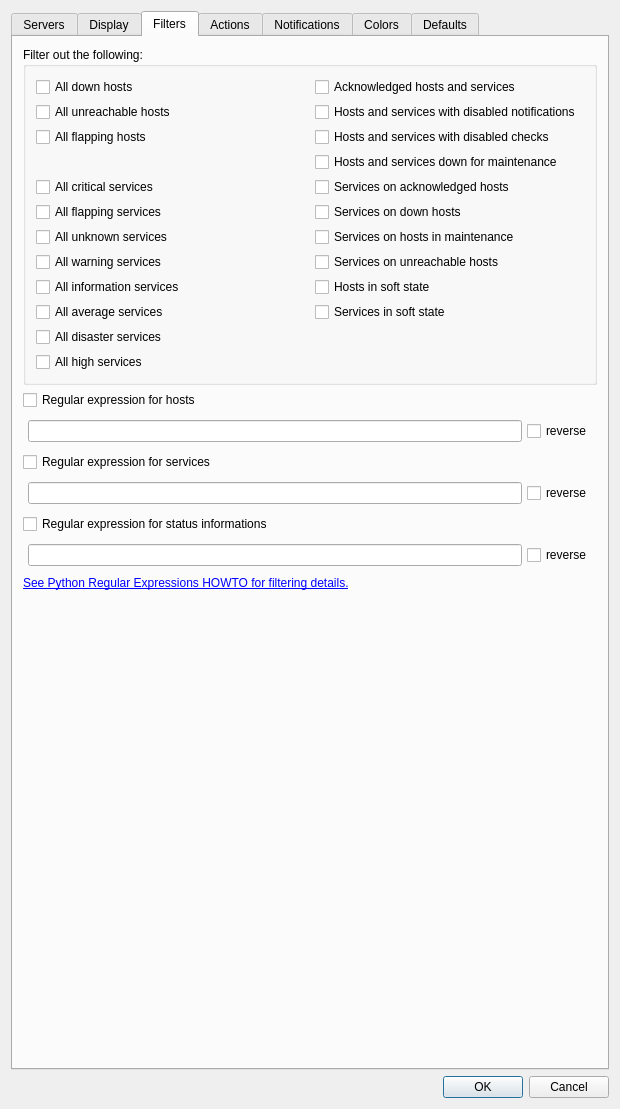
Old version of the form Nagstamon/QUI/settings_main.ui in the repository HenriWahl/Nagstamon.
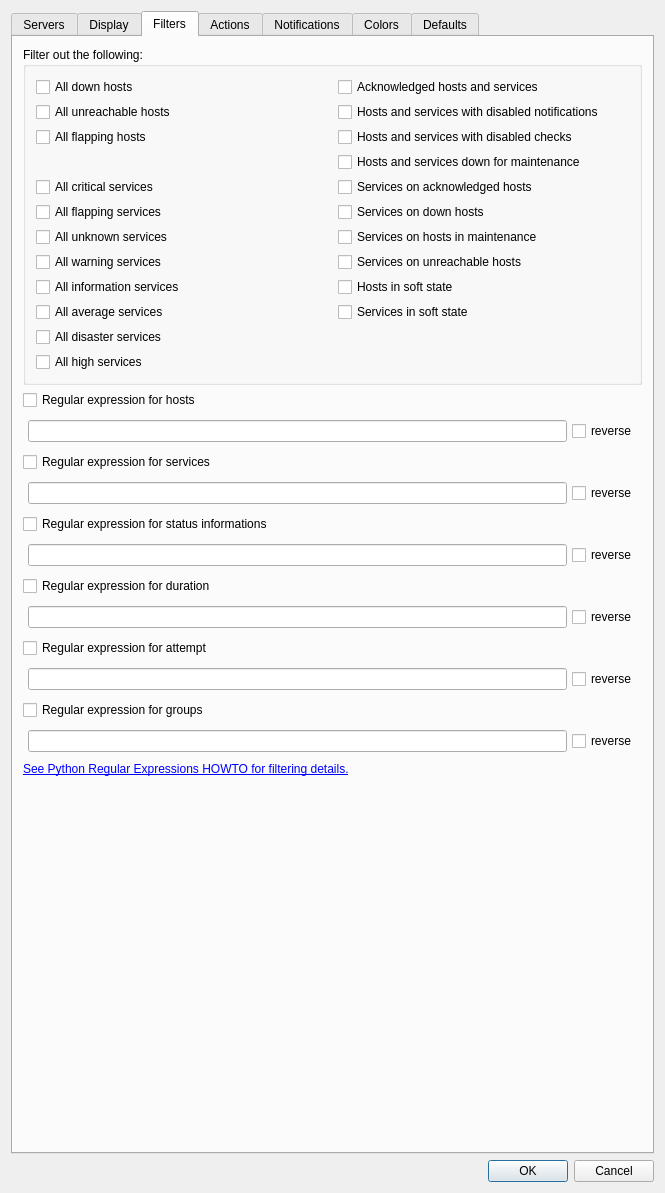
New version of the form. The open tabs and pages were chosen to show the change.

Patch:
```diff
--- a/Nagstamon/QUI/settings_main.ui
+++ b/Nagstamon/QUI/settings_main.ui
@@ -7,8 +7,8 @@
    <rect>
     <x>0</x>
     <y>0</y>
-    <width>620</width>
-    <height>1109</height>
+    <width>665</width>
+    <height>1193</height>
    </rect>
   </property>
   <property name="sizePolicy">
@@ -42,7 +42,7 @@
       </sizepolicy>
      </property>
      <property name="currentIndex">
-      <number>4</number>
+      <number>2</number>
      </property>
      <widget class="QWidget" name="tab_servers">
       <attribute name="title">
@@ -752,8 +752,22 @@
        <property name="spacing">
         <number>5</number>
        </property>
-       <item row="4" column="0" rowspan="2">
-        <layout class="QHBoxLayout" name="horizontalLayout_9">
+       <item row="17" column="0">
+        <widget class="QCheckBox" name="input_checkbox_re_attempt_enabled">
+         <property name="text">
+          <string>Regular expression for attempt</string>
+         </property>
+        </widget>
+       </item>
+       <item row="8" column="0">
+        <widget class="QCheckBox" name="input_checkbox_re_service_enabled">
+         <property name="text">
+          <string>Regular expression for services</string>
+         </property>
+        </widget>
+       </item>
+       <item row="12" column="0" rowspan="2">
+        <layout class="QHBoxLayout" name="layout_re_status_information">
          <property name="spacing">
           <number>5</number>
          </property>
@@ -770,17 +784,10 @@
           <number>5</number>
          </property>
          <item>
-          <widget class="QLineEdit" name="input_lineedit_re_host_pattern">
-           <property name="sizePolicy">
-            <sizepolicy hsizetype="Expanding" vsizetype="Fixed">
-             <horstretch>0</horstretch>
-             <verstretch>0</verstretch>
-            </sizepolicy>
-           </property>
-          </widget>
+          <widget class="QLineEdit" name="input_lineedit_re_status_information_pattern"/>
          </item>
          <item>
-          <widget class="QCheckBox" name="input_checkbox_re_host_reverse">
+          <widget class="QCheckBox" name="input_checkbox_re_status_information_reverse">
            <property name="text">
             <string>reverse</string>
            </property>
@@ -788,7 +795,157 @@
          </item>
         </layout>
        </item>
+       <item row="24" column="0">
+        <spacer name="verticalSpacer_5">
+         <property name="orientation">
+          <enum>Qt::Vertical</enum>
+         </property>
+         <property name="sizeHint" stdset="0">
+          <size>
+           <width>0</width>
+           <height>0</height>
+          </size>
+         </property>
+        </spacer>
+       </item>
        <item row="15" column="0">
+        <layout class="QHBoxLayout" name="layout_re_duration">
+         <property name="spacing">
+          <number>5</number>
+         </property>
+         <property name="leftMargin">
+          <number>5</number>
+         </property>
+         <property name="topMargin">
+          <number>5</number>
+         </property>
+         <property name="rightMargin">
+          <number>5</number>
+         </property>
+         <property name="bottomMargin">
+          <number>5</number>
+         </property>
+         <item>
+          <widget class="QLineEdit" name="input_lineedit_re_duration_pattern"/>
+         </item>
+         <item>
+          <widget class="QCheckBox" name="input_checkbox_re_duration_reverse">
+           <property name="text">
+            <string>reverse</string>
+           </property>
+          </widget>
+         </item>
+        </layout>
+       </item>
+       <item row="11" column="0">
+        <widget class="QCheckBox" name="input_checkbox_re_status_information_enabled">
+         <property name="text">
+          <string>Regular expression for status informations</string>
+         </property>
+        </widget>
+       </item>
+       <item row="9" column="0" rowspan="2">
+        <layout class="QHBoxLayout" name="horizontalLayout_10">
+         <property name="spacing">
+          <number>5</number>
+         </property>
+         <property name="leftMargin">
+          <number>5</number>
+         </property>
+         <property name="topMargin">
+          <number>5</number>
+         </property>
+         <property name="rightMargin">
+          <number>5</number>
+         </property>
+         <property name="bottomMargin">
+          <number>5</number>
+         </property>
+         <item>
+          <widget class="QLineEdit" name="input_lineedit_re_service_pattern"/>
+         </item>
+         <item>
+          <widget class="QCheckBox" name="input_checkbox_re_service_reverse">
+           <property name="text">
+            <string>reverse</string>
+           </property>
+          </widget>
+         </item>
+        </layout>
+       </item>
+       <item row="20" column="0">
+        <widget class="QCheckBox" name="input_checkbox_re_groups_enabled">
+         <property name="text">
+          <string>Regular expression for groups</string>
+         </property>
+        </widget>
+       </item>
+       <item row="18" column="0">
+        <layout class="QHBoxLayout" name="layout_re_attempt">
+         <property name="spacing">
+          <number>5</number>
+         </property>
+         <property name="leftMargin">
+          <number>5</number>
+         </property>
+         <property name="topMargin">
+          <number>5</number>
+         </property>
+         <property name="rightMargin">
+          <number>5</number>
+         </property>
+         <property name="bottomMargin">
+          <number>5</number>
+         </property>
+         <item>
+          <widget class="QLineEdit" name="input_lineedit_re_attempt_pattern"/>
+         </item>
+         <item>
+          <widget class="QCheckBox" name="input_checkbox_re_attempt_reverse">
+           <property name="text">
+            <string>reverse</string>
+           </property>
+          </widget>
+         </item>
+        </layout>
+       </item>
+       <item row="14" column="0">
+        <widget class="QCheckBox" name="input_checkbox_re_duration_enabled">
+         <property name="text">
+          <string>Regular expression for duration</string>
+         </property>
+        </widget>
+       </item>
+       <item row="21" column="0">
+        <layout class="QHBoxLayout" name="layout_re_groups">
+         <property name="spacing">
+          <number>5</number>
+         </property>
+         <property name="leftMargin">
+          <number>5</number>
+         </property>
+         <property name="topMargin">
+          <number>5</number>
+         </property>
+         <property name="rightMargin">
+          <number>5</number>
+         </property>
+         <property name="bottomMargin">
+          <number>5</number>
+         </property>
+         <item>
+          <widget class="QLineEdit" name="input_lineedit_re_groups_pattern"/>
+         </item>
+         <item>
+          <widget class="QCheckBox" name="input_checkbox_re_groups_reverse">
+           <property name="text">
+            <string>reverse</string>
+           </property>
+          </widget>
+         </item>
+        </layout>
+       </item>
+       <item row="23" column="0">
         <widget class="QLabel" name="label_python_re">
          <property name="text">
           <string>&lt;a href=http://docs.python.org/howto/regex.html&gt;See Python Regular Expressions HOWTO for filtering details.&lt;/a&gt;</string>
@@ -801,30 +958,10 @@
          </property>
         </widget>
        </item>
-       <item row="16" column="0">
-        <spacer name="verticalSpacer_5">
-         <property name="orientation">
-          <enum>Qt::Vertical</enum>
-         </property>
-         <property name="sizeHint" stdset="0">
-          <size>
-           <width>0</width>
-           <height>0</height>
-          </size>
-         </property>
-        </spacer>
-       </item>
-       <item row="11" column="0">
-        <widget class="QCheckBox" name="input_checkbox_re_status_information_enabled">
+       <item row="3" column="0">
+        <widget class="QCheckBox" name="input_checkbox_re_host_enabled">
          <property name="text">
-          <string>Regular expression for status informations</string>
-         </property>
-        </widget>
-       </item>
-       <item row="8" column="0">
-        <widget class="QCheckBox" name="input_checkbox_re_service_enabled">
-         <property name="text">
-          <string>Regular expression for services</string>
+          <string>Regular expression for hosts</string>
          </property>
         </widget>
        </item>
@@ -1002,15 +1139,8 @@
          </layout>
         </widget>
        </item>
-       <item row="3" column="0">
-        <widget class="QCheckBox" name="input_checkbox_re_host_enabled">
-         <property name="text">
-          <string>Regular expression for hosts</string>
-         </property>
-        </widget>
-       </item>
-       <item row="12" column="0" rowspan="2">
-        <layout class="QHBoxLayout" name="horizontalLayout_11">
+       <item row="4" column="0" rowspan="2">
+        <layout class="QHBoxLayout" name="horizontalLayout_9">
          <property name="spacing">
           <number>5</number>
          </property>
@@ -1027,39 +1157,17 @@
           <number>5</number>
          </property>
          <item>
-          <widget class="QLineEdit" name="input_lineedit_re_status_information_pattern"/>
-         </item>
-         <item>
-          <widget class="QCheckBox" name="input_checkbox_re_status_information_reverse">
-           <property name="text">
-            <string>reverse</string>
+          <widget class="QLineEdit" name="input_lineedit_re_host_pattern">
+           <property name="sizePolicy">
+            <sizepolicy hsizetype="Expanding" vsizetype="Fixed">
+             <horstretch>0</horstretch>
+             <verstretch>0</verstretch>
+            </sizepolicy>
            </property>
           </widget>
          </item>
-        </layout>
-       </item>
-       <item row="9" column="0" rowspan="2">
-        <layout class="QHBoxLayout" name="horizontalLayout_10">
-         <property name="spacing">
-          <number>5</number>
-         </property>
-         <property name="leftMargin">
-          <number>5</number>
-         </property>
-         <property name="topMargin">
-          <number>5</number>
-         </property>
-         <property name="rightMargin">
-          <number>5</number>
-         </property>
-         <property name="bottomMargin">
-          <number>5</number>
-         </property>
          <item>
-          <widget class="QLineEdit" name="input_lineedit_re_service_pattern"/>
-         </item>
-         <item>
-          <widget class="QCheckBox" name="input_checkbox_re_service_reverse">
+          <widget class="QCheckBox" name="input_checkbox_re_host_reverse">
            <property name="text">
             <string>reverse</string>
            </property>
```
Left out of the diff: 19 changed lines with no effect on the pictures.
